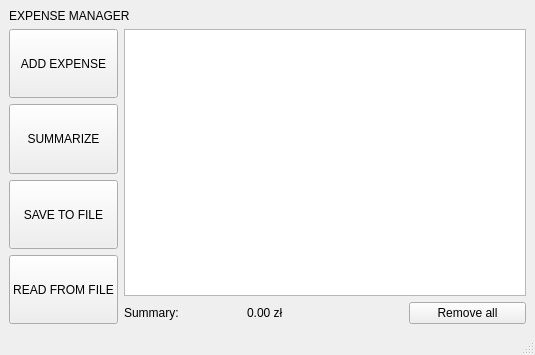
This is mainwindow.ui in AimBought/Expense_manager as Qt 5 draws it before an edit. The edited form follows.
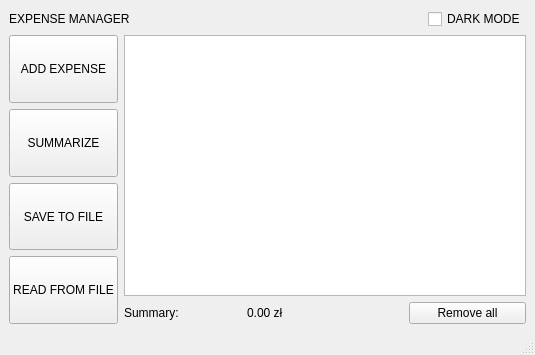
This is the edited form.

Commit message: Added button to change to dark mode

Patch:
```diff
--- a/mainwindow.ui
+++ b/mainwindow.ui
@@ -21,6 +21,8 @@
     <item row="0" column="0">
      <layout class="QVBoxLayout" name="verticalLayout_3">
       <item>
+       <layout class="QHBoxLayout" name="horizontalLayout">
+        <item>
        <widget class="QLabel" name="title">
         <property name="styleSheet">
          <string notr="true">QLabel{font: 20pt &quot;Segoe UI&quot;;}</string>
@@ -29,6 +31,28 @@
          <string>EXPENSE MANAGER</string>
         </property>
        </widget>
+        </item>
+        <item>
+         <spacer name="horizontalSpacer_2">
+          <property name="orientation">
+           <enum>Qt::Orientation::Horizontal</enum>
+          </property>
+          <property name="sizeHint" stdset="0">
+           <size>
+            <width>40</width>
+            <height>20</height>
+           </size>
+          </property>
+         </spacer>
+        </item>
+        <item>
+         <widget class="QCheckBox" name="themeCheckBox">
+          <property name="text">
+           <string>DARK MODE</string>
+          </property>
+         </widget>
+        </item>
+       </layout>
       </item>
       <item>
        <layout class="QHBoxLayout" name="horizontalLayout_3">
```
Left out of the diff: 2 changed lines with no effect on the pictures. Lines whose indentation alone changed are shown as unchanged. The commit also changes 2 other files.
